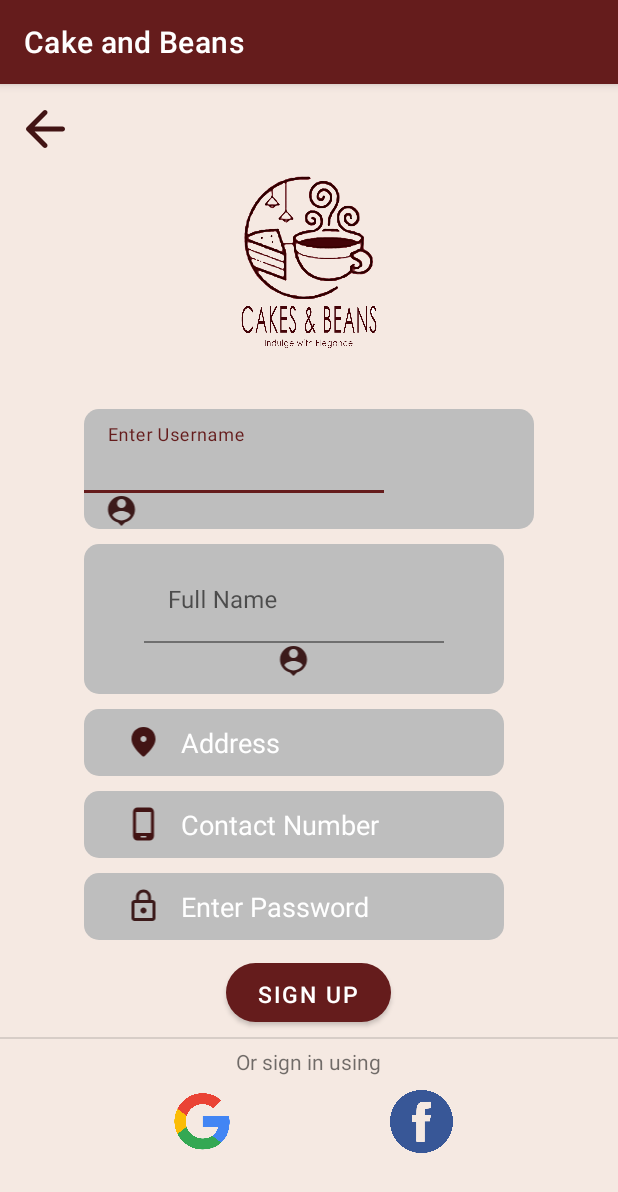
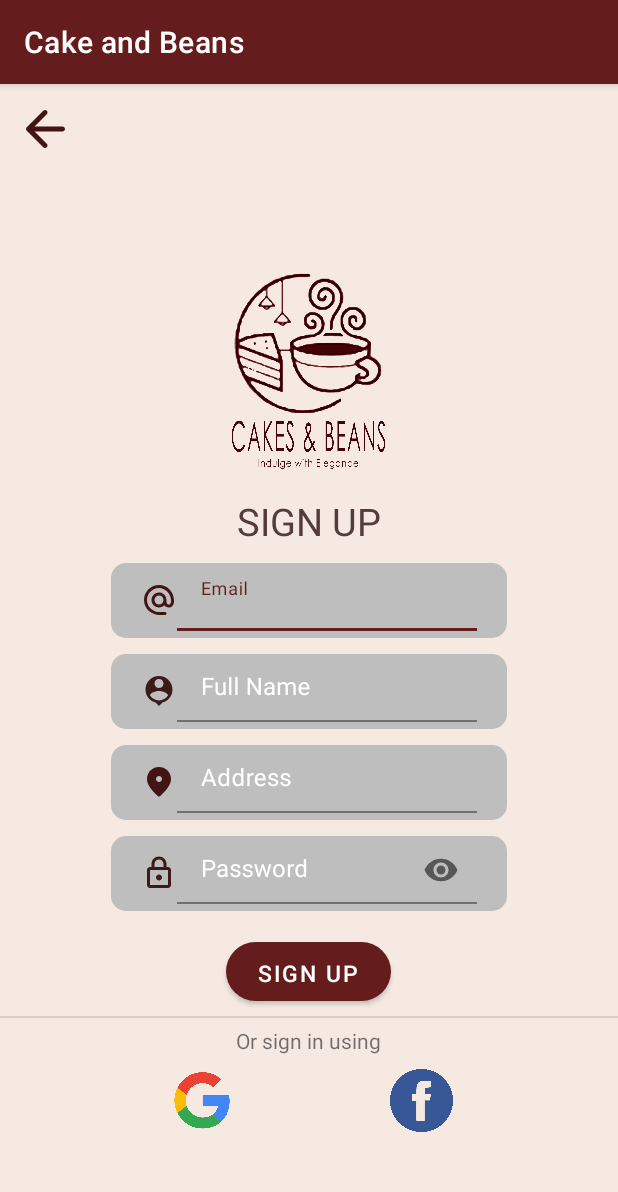
Before and after one commit to menementies/Cake-and-Beans, an Android app: the SignUp screen opened directly, with no data from a screen before it, on a phone screen of 412 x 824 dp. Shown: the top 1192 px of the screen. Run offline under Robolectric (Android 15) with nearby library versions, the phone set to English and light mode, and no system bars; our stand-ins replace Firebase (no records; nobody signed in at launch, a user with empty details on screens opened directly).

Commit message:
10:12 changes

```diff
--- a/app/src/main/java/com/example/cakeandbeans/LoginForm.java
+++ b/app/src/main/java/com/example/cakeandbeans/LoginForm.java
@@ -11,13 +11,20 @@ import android.widget.Button;
 import android.widget.EditText;
 import android.widget.Toast;
 
+import com.example.cakeandbeans.databinding.ActivitySignUpBinding;
+
 public class LoginForm extends AppCompatActivity {
+    //View binding
+    private ActivitySignUpBinding binding;
     @Override
     protected void onCreate(Bundle savedInstanceState) {
+        binding = ActivitySignUpBinding.inflate(getLayoutInflater());
+        setContentView(binding.getRoot());
+
         EditText etUsername, etPassword;
         Button btnsignIn, btnsignUp;
         super.onCreate(savedInstanceState);
-        setContentView(R.layout.activity_login);
+
 
         etUsername = findViewById(R.id.et_username);
         etPassword = findViewById(R.id.et_password);
--- a/app/src/main/java/com/example/cakeandbeans/SignUp.java
+++ b/app/src/main/java/com/example/cakeandbeans/SignUp.java
@@ -1,23 +1,51 @@
 package com.example.cakeandbeans;
 
+import androidx.annotation.NonNull;
 import androidx.appcompat.app.AppCompatActivity;
 
+import android.app.ProgressDialog;
 import android.content.Intent;
 import android.os.Bundle;
+import android.text.TextUtils;
+import android.util.Patterns;
 import android.view.View;
 import android.widget.Button;
 import android.widget.ImageView;
+import android.widget.Toast;
 
 import com.example.cakeandbeans.databinding.ActivitySignUpBinding;
+import com.google.android.gms.tasks.OnFailureListener;
+import com.google.android.gms.tasks.OnSuccessListener;
+import com.google.firebase.auth.AuthResult;
+import com.google.firebase.auth.FirebaseAuth;
+import com.google.firebase.auth.FirebaseUser;
 
 public class SignUp extends AppCompatActivity {
     private ActivitySignUpBinding binding;
-
+    private FirebaseAuth firebaseAuth;
+    //progress dialog
+    private ProgressDialog progressDialog;
+    private String email ="", password="";
     @Override
     protected void onCreate(Bundle savedInstanceState) {
         super.onCreate(savedInstanceState);
         binding = ActivitySignUpBinding.inflate(getLayoutInflater());
-        setContentView(R.layout.activity_sign_up);
+        setContentView(binding.getRoot());
+
+        //initialize firebase authentication
+        firebaseAuth = FirebaseAuth.getInstance();
+
+        //configure progress dialog
+        progressDialog = new ProgressDialog(this);
+        progressDialog.setTitle("Please wait");
+        progressDialog.setMessage("Creating your account...");
+        progressDialog.setCanceledOnTouchOutside(false);
+        binding.btSignUp.setOnClickListener(new View.OnClickListener() {
+            @Override
+            public void onClick(View view) {
+                validateData();
+            }
+        });
 
 
 
@@ -33,4 +61,56 @@ public class SignUp extends AppCompatActivity {
             }
         });
     }
+
+    private void validateData() {
+        //get data
+        email=binding.etEmail.getText().toString().trim();
+        password=binding.etPassword.getText().toString().trim();
+
+        //validate data
+        if(!Patterns.EMAIL_ADDRESS.matcher(email).matches()){
+            //email format aint valid..dont proceed eme
+            binding.etEmail.setError("Invalid email format!");
+        } else if (TextUtils.isEmpty(password)) {
+            //no password entered
+            binding.etPassword.setError("Enter Password");
+        } else if (password.length() < 6) {
+            //password not tough
+            binding.etEmail.setError("Password must be at least 6 characters long");
+        }else{
+            //data is valid; continue firebase signup
+            firebaseSignUp();
+        }
+    }
+
+    private void firebaseSignUp() {
+        //show progress
+        progressDialog.show();
+
+        firebaseAuth.createUserWithEmailAndPassword(email, password)
+                .addOnSuccessListener(new OnSuccessListener<AuthResult>() {
+                    @Override
+                    public void onSuccess(AuthResult authResult) {
+                        //signup success
+                        progressDialog.dismiss();
+                        //get user info
+                        FirebaseUser firebaseUser = firebaseAuth.getCurrentUser();
+                        String email = firebaseUser.getEmail();
+                        Toast.makeText(SignUp.this, "Account Created\n"+email, Toast.LENGTH_SHORT).show();
+
+                        //open profile activity
+                        startActivity(new Intent(SignUp.this, LoginForm.class));
+                        finish();
+
+                    }
+                })
+                .addOnFailureListener(new OnFailureListener() {
+                    @Override
+                    public void onFailure(@NonNull Exception e) {
+                        //signup failed
+                        progressDialog.dismiss();
+                        Toast.makeText(SignUp.this, ""+e.getMessage(), Toast.LENGTH_SHORT).show();
+                    }
+                });
+    }
 }
--- a/app/src/main/res/layout/activity_sign_up.xml
+++ b/app/src/main/res/layout/activity_sign_up.xml
@@ -1,5 +1,5 @@
 <?xml version="1.0" encoding="utf-8"?>
-<androidx.constraintlayout.widget.ConstraintLayout xmlns:android="http://schemas.android.com/apk/res/android"
+<LinearLayout xmlns:android="http://schemas.android.com/apk/res/android"
     xmlns:app="http://schemas.android.com/apk/res-auto"
     xmlns:tools="http://schemas.android.com/tools"
     android:layout_width="match_parent"
@@ -19,8 +19,7 @@
             android:layout_width="40dp"
             android:src="@drawable/ic_round_arrow_back_24"
             android:layout_marginLeft="10dp"
-            android:layout_marginTop="10dp"
-            android:clickable="true"/>
+            android:layout_marginTop="10dp" />
     </LinearLayout>
 
     <LinearLayout
@@ -31,125 +30,144 @@
 
         <ImageView
             android:id="@+id/imageView2"
-            android:layout_width="141dp"
-            android:layout_height="135dp"
+            android:layout_width="171dp"
+            android:layout_height="154dp"
             android:layout_gravity="top|center"
             app:srcCompat="@drawable/login_logo" />
+        <TextView
+            android:layout_width="wrap_content"
+            android:layout_height="wrap_content"
+            android:layout_marginTop="5dp"
+            android:text="SIGN UP"
+            android:textColor="#553C3C"
+            android:textSize="25dp"
+            android:gravity="center"
+            android:layout_marginBottom="5dp"/>
+
         <LinearLayout
-        android:layout_width="300dp"
+            android:layout_width="wrap_content"
+            android:layout_height="50dp"
+            android:orientation="horizontal"
+            android:layout_gravity="center"
+            android:background="@drawable/round_edittext"
+            android:paddingHorizontal="20dp"
+            android:layout_marginVertical="5dp">
+
+            <ImageView
+                android:layout_width="wrap_content"
                 android:layout_height="wrap_content"
-        android:orientation="vertical">
+                android:src="@drawable/ic_round_alternate_email_24"
+                android:layout_gravity="center"/>
 
             <com.google.android.material.textfield.TextInputLayout
+                android:id="@+id/usernameTiL"
                 android:layout_width="match_parent"
-            android:layout_height="wrap_content"
-            android:layout_marginTop="30dp"
-            android:background="@drawable/round_edittext">
-            <ImageView
-                android:layout_width="50dp"
-                android:layout_height="wrap_content"
-                android:src="@drawable/ic_baseline_person_pin_24" />
+                android:layout_height="45dp"
+                android:textColorHint="@android:color/white">
+
                 <EditText
-                android:id="@+id/et_username"
+                    android:id="@+id/et_email"
                     android:layout_width="200dp"
-                android:layout_height="wrap_content"
+                    android:layout_height="match_parent"
                     android:background="@android:color/transparent"
-                android:hint="Enter Username"
-                android:textColorHint="@android:color/white" />
+                    android:hint="Email"
+                    android:inputType="textEmailAddress"
+                    android:textColor="@color/black"/>
             </com.google.android.material.textfield.TextInputLayout> <!--username-->
-        <com.google.android.material.textfield.TextInputLayout
-            android:layout_width="280dp"
-            android:layout_height="wrap_content"
-            android:layout_marginTop="10dp"
+        </LinearLayout><!--username-->
+        <LinearLayout
+            android:layout_width="wrap_content"
+            android:layout_height="50dp"
+            android:orientation="horizontal"
+            android:layout_gravity="center"
             android:background="@drawable/round_edittext"
-            android:gravity="center"
-            android:padding="10dp">
+            android:paddingHorizontal="20dp"
+            android:layout_marginVertical="5dp">
 
             <ImageView
-                android:layout_width="50dp"
+                android:layout_width="wrap_content"
                 android:layout_height="wrap_content"
-                android:src="@drawable/ic_baseline_person_pin_24" />
+                android:src="@drawable/ic_baseline_person_pin_24"
+                android:layout_gravity="center"/>
+
+            <com.google.android.material.textfield.TextInputLayout
+                android:id="@+id/fullNameTiL"
+                android:layout_width="match_parent"
+                android:layout_height="45dp"
+                android:textColorHint="@android:color/white">
 
                 <EditText
-                android:id="@+id/et_fullName"
+                    android:id="@+id/et_fullname"
                     android:layout_width="200dp"
-                android:layout_height="wrap_content"
+                    android:layout_height="match_parent"
                     android:background="@android:color/transparent"
-                android:hint="Full Name"
+                    android:textColor="@color/black"
                     android:inputType="textPersonName"
-                android:textColor="@android:color/black"
-                android:textColorHint="@android:color/white" />
-        </com.google.android.material.textfield.TextInputLayout> <!--full name-->
+                    android:hint="Full Name"/>
+            </com.google.android.material.textfield.TextInputLayout> <!--username-->
+        </LinearLayout><!--full name-->
         <LinearLayout
-            android:layout_width="280dp"
-            android:layout_height="wrap_content"
-            android:layout_marginTop="10dp"
+            android:layout_width="wrap_content"
+            android:layout_height="50dp"
+            android:orientation="horizontal"
+            android:layout_gravity="center"
             android:background="@drawable/round_edittext"
-            android:gravity="center"
-            android:padding="10dp">
+            android:paddingHorizontal="20dp"
+            android:layout_marginVertical="5dp">
 
             <ImageView
-                android:layout_width="50dp"
+                android:layout_width="wrap_content"
                 android:layout_height="wrap_content"
-                android:src="@drawable/ic_round_place_24" />
+                android:src="@drawable/ic_round_place_24"
+                android:layout_gravity="center"/>
+
+            <com.google.android.material.textfield.TextInputLayout
+                android:id="@+id/addressTiL"
+                android:layout_width="match_parent"
+                android:layout_height="45dp"
+                android:textColorHint="@android:color/white">
 
                 <EditText
                     android:id="@+id/et_address"
                     android:layout_width="200dp"
-                android:layout_height="wrap_content"
+                    android:layout_height="match_parent"
                     android:background="@android:color/transparent"
-                android:hint="Address"
-                android:inputType="text"
-                android:textColor="@android:color/black"
-                android:textColorHint="@android:color/white" />
-        </LinearLayout> <!--address-->
+                    android:textColor="@color/black"
+                    android:hint="Address"/>
+            </com.google.android.material.textfield.TextInputLayout> <!--username-->
+        </LinearLayout><!--address-->
         <LinearLayout
-            android:layout_width="280dp"
-            android:layout_height="wrap_content"
-            android:layout_marginTop="10dp"
+            android:layout_width="wrap_content"
+            android:layout_height="50dp"
+            android:orientation="horizontal"
+            android:layout_gravity="center"
             android:background="@drawable/round_edittext"
-            android:gravity="center"
-            android:padding="10dp">
+            android:paddingHorizontal="20dp"
+            android:layout_marginVertical="5dp">
 
             <ImageView
-                android:layout_width="50dp"
+                android:layout_width="wrap_content"
                 android:layout_height="wrap_content"
-                android:src="@drawable/ic_round_phone_android_24" />
+                android:src="@drawable/ic_outline_lock_24"
+                android:layout_gravity="center"/>
 
-            <EditText
-                android:id="@+id/et_phNumber"
-                android:layout_width="200dp"
-                android:layout_height="wrap_content"
-                android:background="@android:color/transparent"
-                android:hint="Contact Number"
-                android:inputType="phone"
-                android:textColor="@android:color/black"
-                android:textColorHint="@android:color/white" />
-        </LinearLayout> <!--contact number-->
-        <LinearLayout
-            android:layout_width="280dp"
-            android:layout_height="wrap_content"
-            android:layout_marginTop="10dp"
-            android:background="@drawable/round_edittext"
-            android:gravity="center"
-            android:padding="10dp">
-
-            <ImageView
-                android:layout_width="50dp"
-                android:layout_height="wrap_content"
-                android:src="@drawable/ic_outline_lock_24" />
+            <com.google.android.material.textfield.TextInputLayout
+                android:id="@+id/passwordTiL"
+                android:layout_width="match_parent"
+                android:layout_height="45dp"
+                app:passwordToggleEnabled="true"
+                android:textColorHint="@android:color/white">
 
                 <EditText
                     android:id="@+id/et_password"
                     android:layout_width="200dp"
-                android:layout_height="wrap_content"
+                    android:layout_height="match_parent"
                     android:background="@android:color/transparent"
-                android:hint="Enter Password"
-                android:inputType="textPassword"
-                android:textColor="@android:color/black"
-                android:textColorHint="@android:color/white" />
-        </LinearLayout> <!--password-->
-    </LinearLayout>
+                    android:hint="Password"
+                    android:textColor="@color/black"
+                    android:inputType="textPassword"/>
+            </com.google.android.material.textfield.TextInputLayout> <!--username-->
+        </LinearLayout><!--address-->
         <Button
             android:id="@+id/bt_signUp"
             android:layout_width="110dp"
@@ -180,6 +198,7 @@
             android:gravity="center">
 
             <ImageView
+                android:id="@+id/btn_gogol"
                 android:layout_width="50dp"
                 android:layout_height="50dp"
                 android:layout_marginHorizontal="50dp"
@@ -187,6 +206,7 @@
                 android:src="@drawable/google_logo" />
 
             <ImageView
+                android:id="@+id/btn_fb"
                 android:layout_width="42dp"
                 android:layout_height="42dp"
                 android:scaleType="centerCrop"
@@ -196,4 +216,4 @@
         </LinearLayout>
 
     </LinearLayout>
-</androidx.constraintlayout.widget.ConstraintLayout>
+</LinearLayout>
```
Lines whose indentation alone changed are shown as unchanged.
